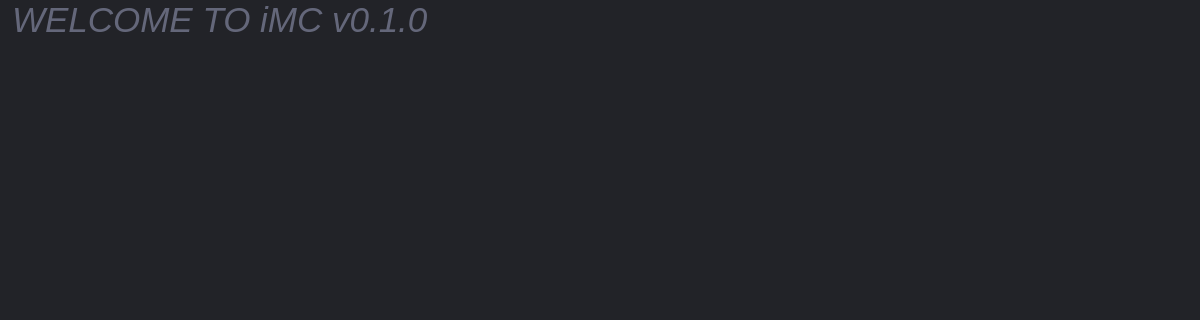
This is gui/WelcomePage.ui in SimonBuxx/iloop-marlin-configurator as Qt 5 draws it before an edit; both pictures show x 0 to 1200 and y 0 to 320 of the 1200 by 800 pixel window. The edited form follows.
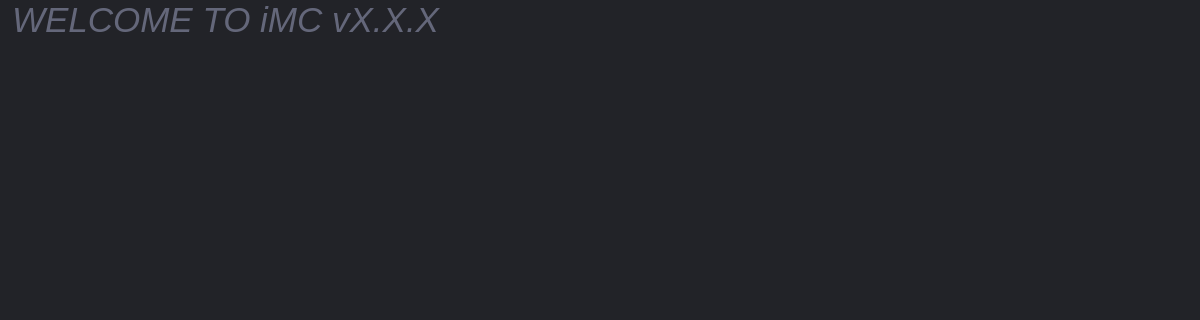
This is the edited form. Icons and pictures are not drawn.

What changed in the file:
```diff
--- a/gui/WelcomePage.ui
+++ b/gui/WelcomePage.ui
@@ -255,7 +255,7 @@
 </string>
      </property>
      <property name="text">
-      <string>WELCOME TO iMC v0.1.0</string>
+      <string>WELCOME TO iMC vX.X.X</string>
      </property>
     </widget>
    </item>
```
Left out of the diff: 2 changed lines with no effect on the pictures.
